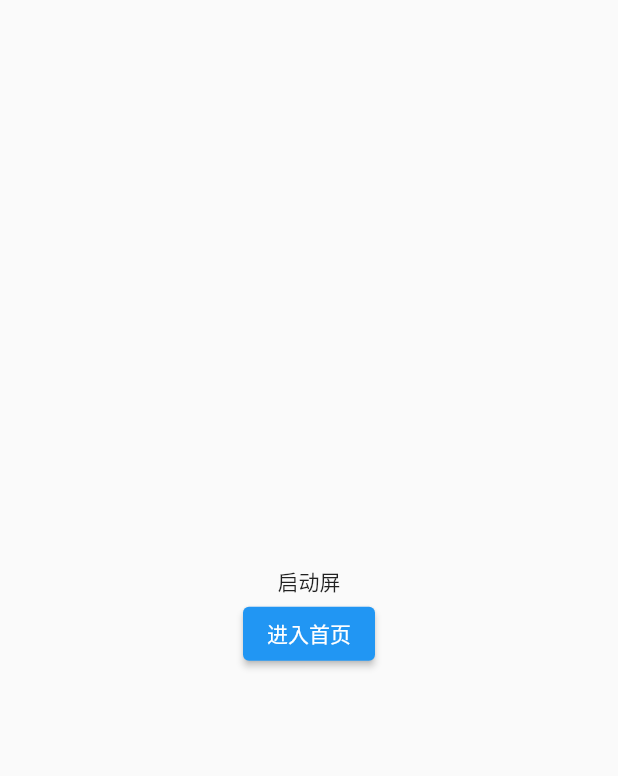
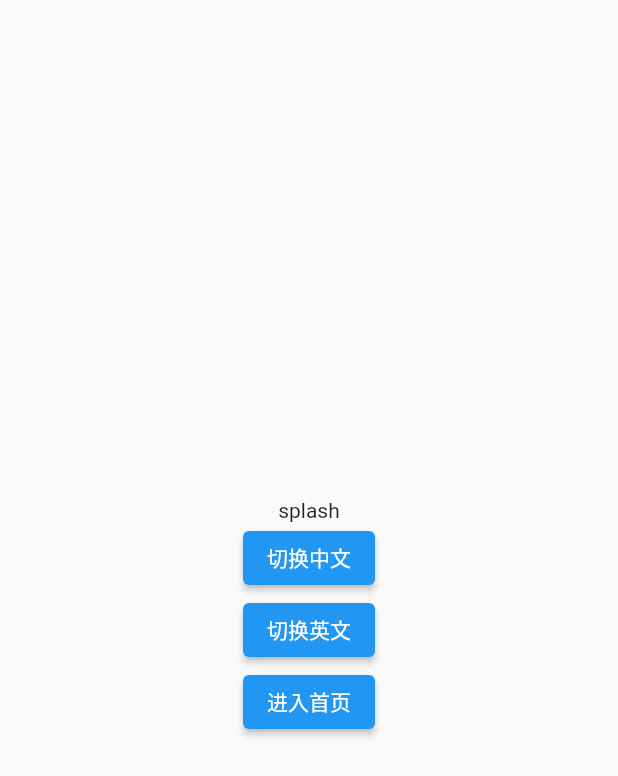
Before and after one commit to Yan-Vincent/flutter, a Flutter app: the screen it shows after launch, on a phone screen of 412 x 824 dp. Shown: the top 776 px of the screen. Run offline on Flutter 3.47's test engine with Material 2 defaults, Android fonts, the phone set to English and light mode, and no system bars; our stand-ins replace get.

Commit message:
add translation

```diff
--- a/app/lib/main.dart
+++ b/app/lib/main.dart
@@ -1,6 +1,8 @@
+import 'dart:ui' as ui;
 import 'package:flutter/material.dart';
 import 'package:get/get.dart';
 import './route/routes.dart';
+import './translation/translation.dart';
 
 void main() {
   runApp(const MyApp());
@@ -24,6 +26,9 @@ class MyApp extends StatelessWidget {
         if(routing?.current == '/appHome') {
         }
       },
+      translations: Translation(),
+      locale: ui.window.locale,//语言逻辑：本地?ui.window.locale:本地
+      fallbackLocale: const Locale('zh', 'CN'),
     );
   }
 }
--- /dev/null
+++ b/app/lib/translation/en_us.dart
@@ -0,0 +1,3 @@
+const Map<String, String> en = {
+  'title': 'splash',
+};
--- /dev/null
+++ b/app/lib/translation/translation.dart
@@ -0,0 +1,11 @@
+import 'package:get/get.dart';
+import './zh_cn.dart';
+import './en_us.dart';
+
+class Translation extends Translations {
+  @override
+  Map<String, Map<String, String>> get keys => {
+    'zh_CN': zh,
+    'en_US': en,
+  };
+}
--- /dev/null
+++ b/app/lib/translation/zh_cn.dart
@@ -0,0 +1,3 @@
+const Map<String, String> zh = {
+  'title': '启动屏',
+};
--- a/app/lib/view/splash/home.dart
+++ b/app/lib/view/splash/home.dart
@@ -12,7 +12,21 @@ class SplashHome extends GetView {
         child: Column(
           mainAxisAlignment: MainAxisAlignment.center,
           children: [
-            const Text('启动屏'),
+            Text('title'.tr),
+            ElevatedButton(
+              child: const Text('切换中文'),
+              onPressed: () {
+                var locale = const Locale('zh', 'CN');
+                Get.updateLocale(locale);
+              },
+            ),
+            ElevatedButton(
+              child: const Text('切换英文'),
+              onPressed: () {
+                var locale = const Locale('en', 'US');
+                Get.updateLocale(locale);
+              },
+            ),
             ElevatedButton(
               child: const Text('进入首页'),
               onPressed: () => Get.offAllNamed('/appHome'),
```
